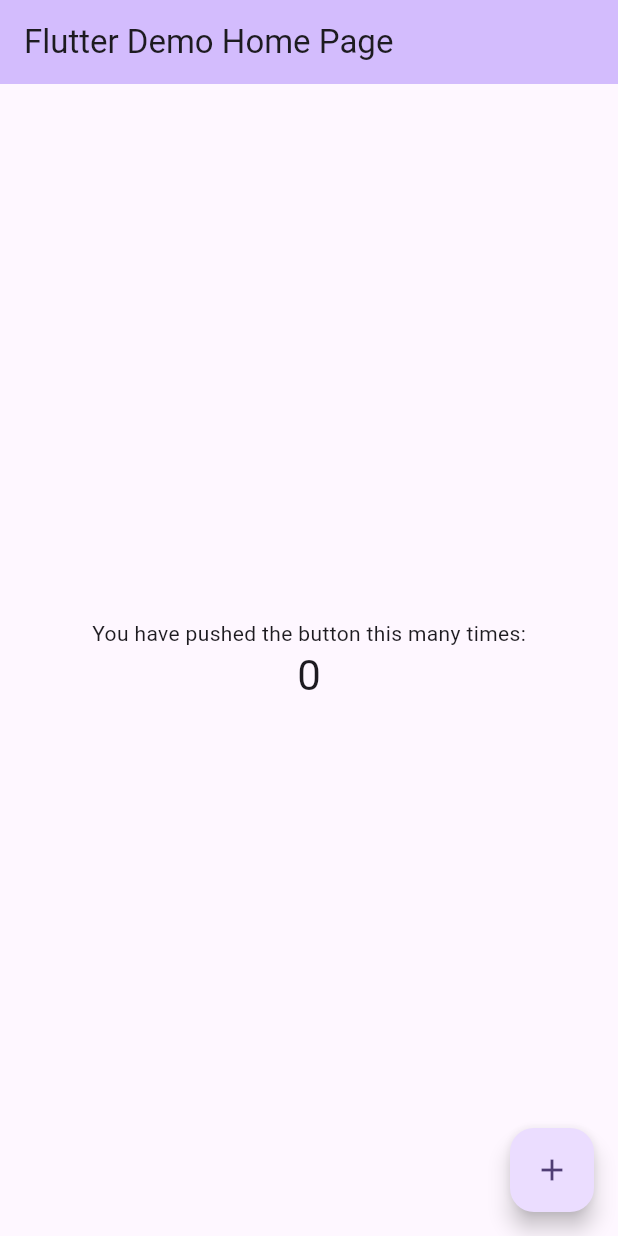
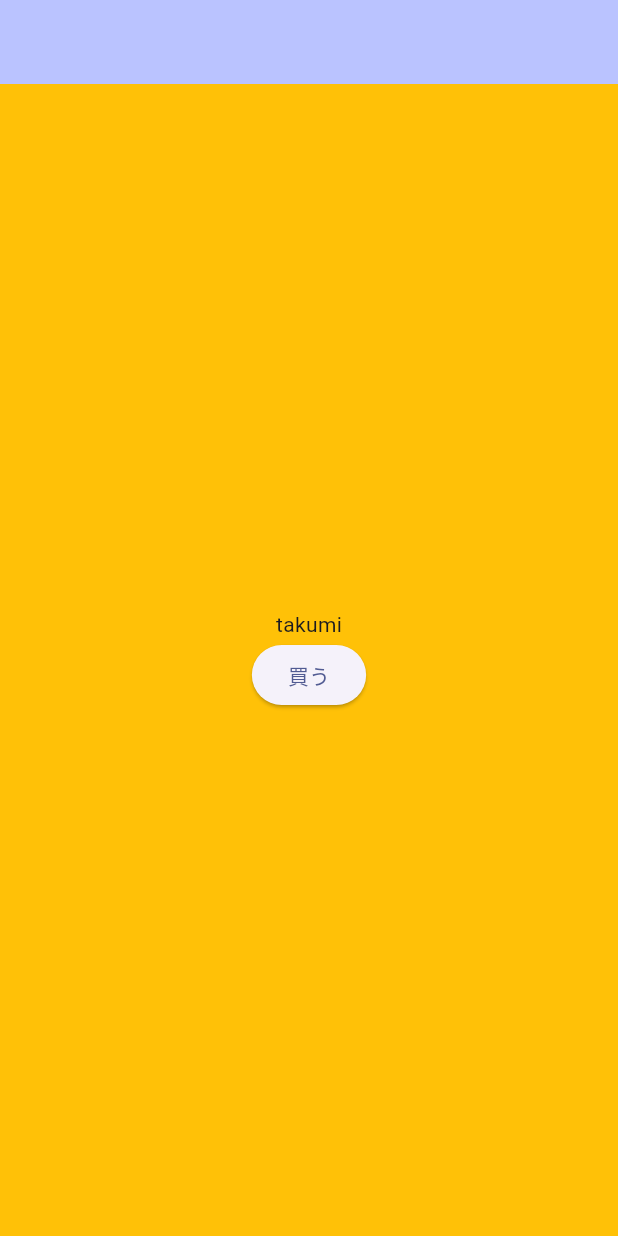
Before and after one commit to Takumi-Tajima/myapp-flutter, a Flutter app: the screen it shows after launch, on a phone screen of 412 x 824 dp. Run offline on Flutter 3.47's test engine with Material 3 defaults, Android fonts, the phone set to English and light mode, and no system bars.

Commit message:
画面遷移まで

```diff
--- a/lib/main.dart
+++ b/lib/main.dart
@@ -1,4 +1,5 @@
 import 'package:flutter/material.dart';
+import 'next_page.dart';
 
 void main() {
   runApp(const MyApp());
@@ -7,28 +8,12 @@ void main() {
 class MyApp extends StatelessWidget {
   const MyApp({super.key});
 
-  // This widget is the root of your application.
   @override
   Widget build(BuildContext context) {
     return MaterialApp(
       title: 'Flutter Demo',
       theme: ThemeData(
-        // This is the theme of your application.
-        //
-        // TRY THIS: Try running your application with "flutter run". You'll see
-        // the application has a purple toolbar. Then, without quitting the app,
-        // try changing the seedColor in the colorScheme below to Colors.green
-        // and then invoke "hot reload" (save your changes or press the "hot
-        // reload" button in a Flutter-supported IDE, or press "r" if you used
-        // the command line to start the app).
-        //
-        // Notice that the counter didn't reset back to zero; the application
-        // state is not lost during the reload. To reset the state, use hot
-        // restart instead.
-        //
-        // This works for code too, not just values: Most code changes can be
-        // tested with just a hot reload.
-        colorScheme: ColorScheme.fromSeed(seedColor: Colors.deepPurple),
+        colorScheme: ColorScheme.fromSeed(seedColor: Colors.indigo),
       ),
       home: const MyHomePage(title: 'Flutter Demo Home Page'),
     );
@@ -37,15 +22,6 @@ class MyApp extends StatelessWidget {
 
 class MyHomePage extends StatefulWidget {
   const MyHomePage({super.key, required this.title});
-
-  // This widget is the home page of your application. It is stateful, meaning
-  // that it has a State object (defined below) that contains fields that affect
-  // how it looks.
-
-  // This class is the configuration for the state. It holds the values (in this
-  // case the title) provided by the parent (in this case the App widget) and
-  // used by the build method of the State. Fields in a Widget subclass are
-  // always marked "final".
 
   final String title;
 
@@ -58,65 +34,37 @@ class _MyHomePageState extends State<MyHomePage> {
 
   void _incrementCounter() {
     setState(() {
-      // This call to setState tells the Flutter framework that something has
-      // changed in this State, which causes it to rerun the build method below
-      // so that the display can reflect the updated values. If we changed
-      // _counter without calling setState(), then the build method would not be
-      // called again, and so nothing would appear to happen.
       _counter++;
     });
   }
 
   @override
   Widget build(BuildContext context) {
-    // This method is rerun every time setState is called, for instance as done
-    // by the _incrementCounter method above.
-    //
-    // The Flutter framework has been optimized to make rerunning build methods
-    // fast, so that you can just rebuild anything that needs updating rather
-    // than having to individually change instances of widgets.
     return Scaffold(
       appBar: AppBar(
-        // TRY THIS: Try changing the color here to a specific color (to
-        // Colors.amber, perhaps?) and trigger a hot reload to see the AppBar
-        // change color while the other colors stay the same.
         backgroundColor: Theme.of(context).colorScheme.inversePrimary,
-        // Here we take the value from the MyHomePage object that was created by
-        // the App.build method, and use it to set our appbar title.
-        title: Text(widget.title),
       ),
-      body: Center(
-        // Center is a layout widget. It takes a single child and positions it
-        // in the middle of the parent.
-        child: Column(
-          // Column is also a layout widget. It takes a list of children and
-          // arranges them vertically. By default, it sizes itself to fit its
-          // children horizontally, and tries to be as tall as its parent.
-          //
-          // Column has various properties to control how it sizes itself and
-          // how it positions its children. Here we use mainAxisAlignment to
-          // center the children vertically; the main axis here is the vertical
-          // axis because Columns are vertical (the cross axis would be
-          // horizontal).
-          //
-          // TRY THIS: Invoke "debug painting" (choose the "Toggle Debug Paint"
-          // action in the IDE, or press "p" in the console), to see the
-          // wireframe for each widget.
-          mainAxisAlignment: MainAxisAlignment.center,
-          children: <Widget>[
-            const Text('You have pushed the button this many times:'),
-            Text(
-              '$_counter',
-              style: Theme.of(context).textTheme.headlineMedium,
-            ),
-          ],
+      body: Container(
+        color: Colors.amber,
+        child: Center(
+          child: Column(
+            mainAxisAlignment: MainAxisAlignment.center,
+            crossAxisAlignment: CrossAxisAlignment.center,
+            children: [
+              Text('takumi'),
+              ElevatedButton(
+                onPressed: () {
+                  Navigator.push(
+                    context,
+                    MaterialPageRoute(builder: (context) => const NextPage()),
+                  );
+                },
+                child: const Text('買う'),
+              ),
+            ],
+          ),
         ),
       ),
-      floatingActionButton: FloatingActionButton(
-        onPressed: _incrementCounter,
-        tooltip: 'Increment',
-        child: const Icon(Icons.add),
-      ), // This trailing comma makes auto-formatting nicer for build methods.
     );
   }
 }
```
Also changed, not shown: lib/next_page.dart (added, +23 -0 lines), 2 other files.
